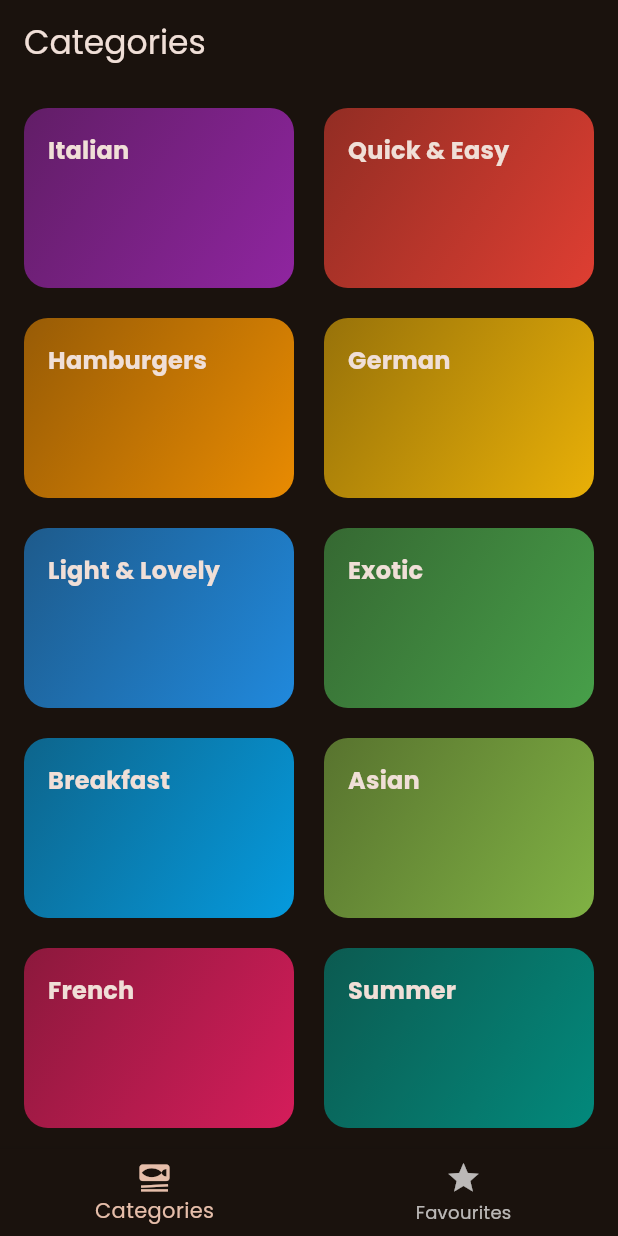
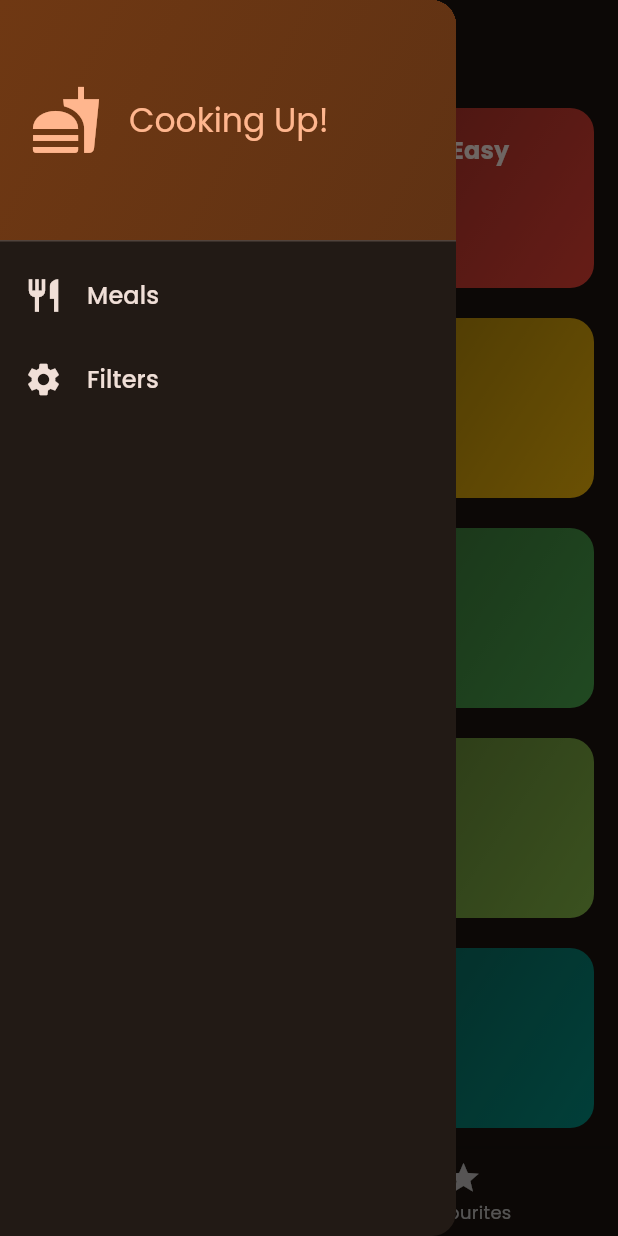
Before and after one commit to Vidit0018/Dishcovery, a Flutter app: the screen it shows after launch, with the side drawer open (before the commit the screen has no drawer), on a phone screen of 412 x 824 dp. Run offline on Flutter 3.47's test engine with Material 3 defaults, Android fonts, the phone set to English and light mode, and no system bars; our stand-ins replace google_fonts, transparent_image.

Commit message:
drawer added

```diff
--- a/lib/screens/tabs.dart
+++ b/lib/screens/tabs.dart
@@ -4,6 +4,7 @@ import 'package:meals_app/data/dummy_data.dart';
 import 'package:meals_app/models/meal.dart';
 import 'package:meals_app/screens/categories.dart';
 import 'package:meals_app/screens/meals.dart';
+import 'package:meals_app/widgets/main_drawer.dart';
 
 class TabsScreen extends StatefulWidget {
   const TabsScreen({super.key});
@@ -46,6 +47,14 @@ class _TabsScreenState extends State<TabsScreen> {
     });
   }
 
+  void _setScreen(String indentifier){
+    if(indentifier == 'filters'){
+
+    }else{
+      Navigator.of(context).pop();
+    }
+  }
+
   @override
   Widget build(BuildContext context) {
     Widget activePage =  CategoriesScreen(onToggleFavorite: _toggleMealFavoriteStatus,);
@@ -59,6 +68,7 @@ class _TabsScreenState extends State<TabsScreen> {
       appBar: AppBar(
         title: Text(activepageTitle),
       ),
+      drawer: MainDrawer(onSelectScreen: _setScreen),
       body: activePage,
       bottomNavigationBar: BottomNavigationBar(onTap: _selectPage,
       currentIndex: _selectedPageIndex,
--- /dev/null
+++ b/lib/widgets/main_drawer.dart
@@ -0,0 +1,74 @@
+import 'package:flutter/material.dart';
+
+class MainDrawer extends StatelessWidget {
+  const MainDrawer({super.key,required this.onSelectScreen});
+
+  final void Function(String indentifier) onSelectScreen;
+  @override
+  Widget build(BuildContext context) {
+    return Drawer(
+      child: Column(
+        children: [
+          DrawerHeader(
+            padding: const EdgeInsets.all(20),
+            decoration: BoxDecoration(
+                gradient: LinearGradient(
+              colors: [
+                Theme.of(context).colorScheme.primaryContainer,
+                Theme.of(context).colorScheme.primaryContainer.withOpacity(0.8)
+              ],
+              begin: Alignment.topLeft,
+              end: Alignment.bottomRight,
+            )),
+            child: Row(
+              children: [
+                Icon(
+                  Icons.fastfood,
+                  size: 48,
+                  color: Theme.of(context).colorScheme.primary,
+                ),
+                const SizedBox(
+                  width: 18,
+                ),
+                Text(
+                  'Cooking Up!',
+                  style: Theme.of(context).textTheme.titleLarge!.copyWith(
+                        color: Theme.of(context).colorScheme.primary,
+                      ),
+                ),
+              ],
+            ),
+          ),
+          ListTile(
+            leading: Icon(Icons.restaurant,
+                size: 26, color: Theme.of(context).colorScheme.onBackground),
+            title: Text(
+              'Meals',
+              style: Theme.of(context).textTheme.titleSmall!.copyWith(
+                    color: Theme.of(context).colorScheme.onBackground,
+                    fontSize: 16,
+                  ),
+            ),
+            onTap: () {
+              onSelectScreen('meals');
+            },
+          ),
+          ListTile(
+            leading: Icon(Icons.settings,
+                size: 26, color: Theme.of(context).colorScheme.onBackground),
+            title: Text(
+              'Filters',
+              style: Theme.of(context).textTheme.titleSmall!.copyWith(
+                    color: Theme.of(context).colorScheme.onBackground,
+                    fontSize: 16,
+                  ),
+            ),
+            onTap: () {
+              onSelectScreen('filters');
+            },
+          ),
+        ],
+      ),
+    );
+  }
+}
```
